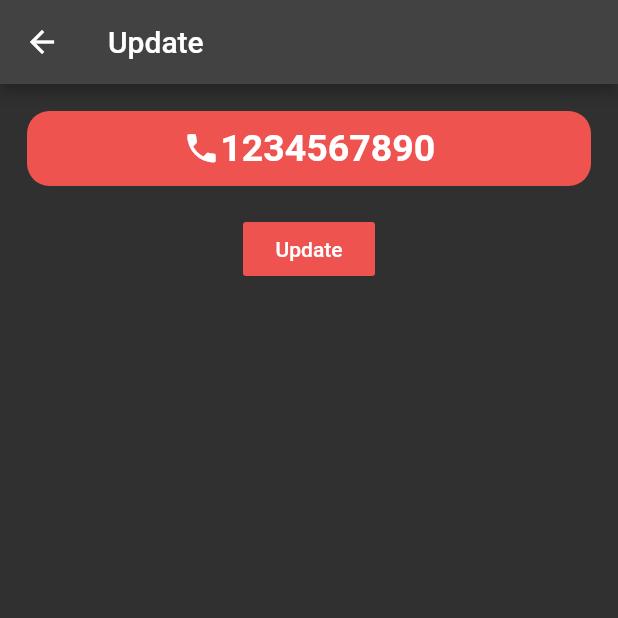
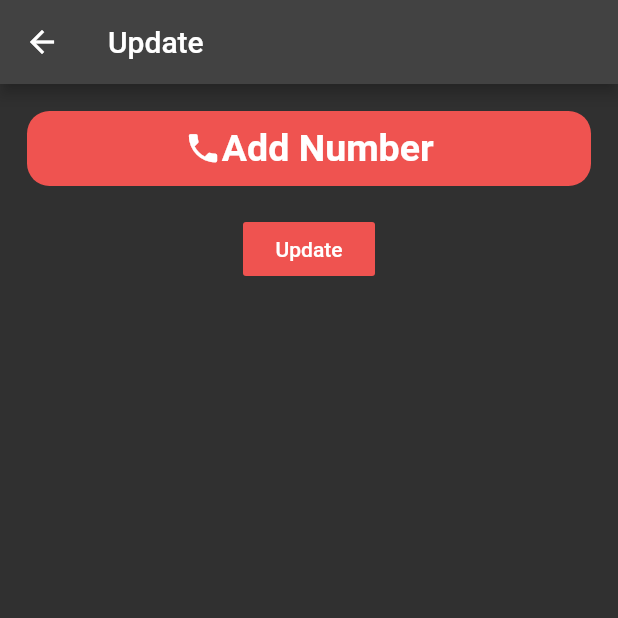
Before and after one commit to diginthomas/wommenSafetyApp, a Flutter app: the screen it shows after launch, after a tap on the "edit" icon, on a phone screen of 412 x 824 dp, the top half of it. Run offline on Flutter 3.47's test engine with Material 2 defaults, Android fonts, the phone set to English and light mode, and no system bars; our stand-ins replace animated_text_kit, sqflite, widget_circular_animator; missing offline and left inert: flutter_phone_direct_caller, flutter_sms, shake; accounts and stored records are empty.

Commit message:
sqlflite addedd

```diff
--- a/call/lib/App.dart
+++ b/call/lib/App.dart
@@ -1,9 +1,11 @@
 import 'package:flutter/material.dart';
-
-
-import 'Home.dart';
+import 'package:call/Home.dart';
+import 'package:call/backend.dart';
+import 'package:provider/provider.dart';
 
 class App extends StatefulWidget {
+  const App({Key? key}) : super(key: key);
+
   @override
   State<StatefulWidget> createState() {
     return _App();
@@ -11,12 +13,16 @@ class App extends StatefulWidget {
 }
 
 class _App extends State<App> {
-  // _callNumber() async{
-  //   const number = '9745973368'; //set the number here
-  //   var res = await FlutterPhoneDirectCaller.callNumber(number);
-  // }
+  @override
+  void initState() {
+    super.initState();
+  }
+
   @override
   Widget build(BuildContext context) {
-    return MaterialApp(theme: ThemeData.dark(), home: HomeScreen());
+    return ChangeNotifierProvider(
+      create: (context) => Db(),
+      child: MaterialApp(theme: ThemeData.dark(), home: const HomeScreen()),
+    );
   }
 }
--- a/call/lib/Home.dart
+++ b/call/lib/Home.dart
@@ -1,12 +1,16 @@
 import 'package:call/Update.dart';
 import 'package:flutter/material.dart';
+import 'package:provider/provider.dart';
 import 'package:widget_circular_animator/widget_circular_animator.dart';
 import 'package:animated_text_kit/animated_text_kit.dart';
 import 'package:shake/shake.dart';
 import 'package:flutter_phone_direct_caller/flutter_phone_direct_caller.dart';
 import 'package:flutter_sms/flutter_sms.dart';
+import 'backend.dart';
 
 class HomeScreen extends StatefulWidget {
+  const HomeScreen({Key? key}) : super(key: key);
+
   @override
   _HomeScreen createState() {
     return _HomeScreen();
@@ -14,8 +18,8 @@ class HomeScreen extends StatefulWidget {
 }
 
 class _HomeScreen extends State<HomeScreen> {
-  void _callNumber() async {
-    const number = '9745973368'; //set the number here
+  void _callNumber(String number) async {
+
     var res = await FlutterPhoneDirectCaller.callNumber(number);
     String message = "This is a test message!";
     List<String> recipents = ["1234567890", "5556787676"];
@@ -25,8 +29,9 @@ class _HomeScreen extends State<HomeScreen> {
 
   @override
   void initState() {
+     Provider.of<Db>(context,listen: false).getData();
     ShakeDetector detector = ShakeDetector.autoStart(onPhoneShake: () {
-      _callNumber();
+      _callNumber(Provider.of<Db>(context).user.phone);
     });
     super.initState();
   }
@@ -35,11 +40,11 @@ class _HomeScreen extends State<HomeScreen> {
   Widget build(BuildContext context) {
     return Scaffold(
       appBar: AppBar(
-        title:const Text("Women Saftey"),
+        title: const Text("Women Saftey"),
         actions: [
           IconButton(
-            icon:const Icon(
-             Icons.edit,
+            icon: const Icon(
+              Icons.edit,
               color: Colors.white70,
               size: 24,
             ),
@@ -66,11 +71,12 @@ class _HomeScreen extends State<HomeScreen> {
                 ),
               ),
               Container(
-                margin:const EdgeInsets.only(top: 25),
+                margin: const EdgeInsets.only(top: 25),
                 child: AnimatedTextKit(
                   animatedTexts: [
                     WavyAnimatedText('App is Running....',
-                        textStyle:const TextStyle(fontWeight: FontWeight.w600)),
+                        textStyle:
+                            const TextStyle(fontWeight: FontWeight.w600)),
                   ],
                 ),
               )
--- /dev/null
+++ b/call/lib/Models/User.dart
@@ -0,0 +1,11 @@
+class User {
+  int id;
+  String phone;
+  User({required this.id, required this.phone});
+
+  static User fromMap(Map<String, dynamic> data) {
+    final id = data['id'] as int;
+    final phone = data['Phnum'].toString();
+    return User(id: id, phone: phone);
+  }
+}
--- a/call/lib/Update.dart
+++ b/call/lib/Update.dart
@@ -1,4 +1,6 @@
 import 'package:flutter/material.dart';
+import 'package:call/backend.dart';
+import 'package:provider/provider.dart';
 
 class UpdateScreen extends StatefulWidget {
   @override
@@ -8,6 +10,8 @@ class UpdateScreen extends StatefulWidget {
 }
 
 class _UpdateScreen extends State<UpdateScreen> {
+  TextEditingController number = TextEditingController();
+
   @override
   Widget build(BuildContext context) {
     return Scaffold(
@@ -33,7 +37,7 @@ class _UpdateScreen extends State<UpdateScreen> {
                     size: 25,
                   ),
                   Text(
-                    "1234567890",
+                    Provider.of<Db>(context).user.phone,
                     style: TextStyle(fontSize: 25, fontWeight: FontWeight.bold),
                   )
                 ],
@@ -57,13 +61,18 @@ class _UpdateScreen extends State<UpdateScreen> {
                             child: Column(
                               children: [
                                 TextField(
+                                  keyboardType: TextInputType.phone,
                                   autofocus: true,
+                                  controller: number,
                                   decoration: InputDecoration(
                                     icon: Icon(Icons.phone),
                                   ),
                                 ),
                                 RaisedButton(
-                                  onPressed: () {
+                                  onPressed: () async {
+                                    await Provider.of<Db>(context,
+                                            listen: false)
+                                        .updateData(number.text);
                                     Navigator.pop(context);
                                   },
                                   color: Colors.red,
--- a/call/lib/backend.dart
+++ b/call/lib/backend.dart
@@ -1,19 +1,33 @@
 import 'package:sqflite/sqflite.dart';
+import 'package:call/Models/User.dart';
+import 'package:flutter/material.dart';
 
-class Db {
+class Db extends ChangeNotifier {
   late Database db;
-  Future<void>initDb() async{
-   db= await openDatabase('Userinfo.db',
-       version: 1,
-       onCreate:(Database db,int version){
-      db.execute('CREATE TABLE User(id INTEGER PRIMARY KEY,Phnum VARCAHR(10) )');
-    } );
-  }
-  Future<void>getData()async{
-    var data= await db.rawQuery('SELECT * FROM User');
-  }
-  Future<void>insertData(String Phnum)async{
-      var result =await db.rawInsert('INSERT INTO User(Phnum) VALUES(?)',[Phnum]);
+  User user = User(id: 1, phone: "add number");
+  Future<void> initDb() async {
+    db = await openDatabase('Userinfo.db', version: 1,
+        onCreate: (Database db, int version) {
+      db.execute(
+          'CREATE TABLE User(id INTEGER PRIMARY KEY ,Phnum VARCAHR(10) )');
+    });
+    await db.rawInsert('INSERT INTO User(Phnum) VALUES(?)', ["Add Number"]);
   }
 
+  Future<void> getData() async {
+    await initDb();
+    List<Map<String, dynamic>> data =
+    await db.rawQuery('SELECT * FROM User WHERE id=1');
+    user = User.fromMap(data[0]);
+    notifyListeners();
+    print(user.phone);
+  }
+
+  Future<void> updateData(String phnum) async {
+    var result =
+        await db.rawUpdate('UPDATE User SET Phnum=? WHERE id=?', [phnum, 1]);
+    if (result == 1) {
+      getData();
+    }
+  }
 }
--- a/call/lib/main.dart
+++ b/call/lib/main.dart
@@ -3,5 +3,5 @@ import 'package:flutter/material.dart';
 import 'App.dart';
 
 void main() {
-  runApp(App());
+  runApp(const App());
 }
--- a/call/pubspec.yaml
+++ b/call/pubspec.yaml
@@ -40,6 +40,7 @@ dependencies:
   shake: ^2.0.0
   flutter_sms: ^2.3.2
   sqflite: 2.0.1
+  provider: ^6.0.2
 
 dev_dependencies:
   flutter_test:
```
Also changed, not shown: call/pubspec.lock.
